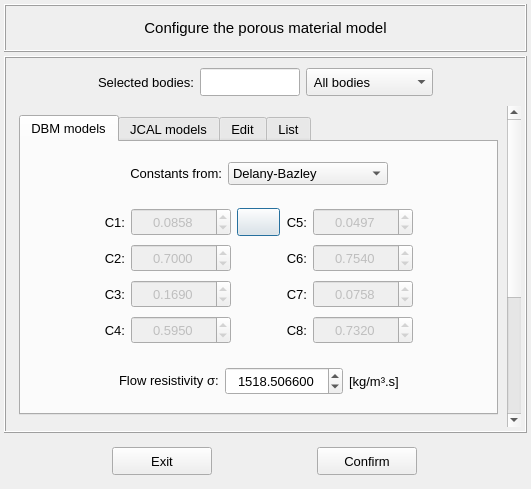
The window that vibra/interface/data/ui_files/model/acoustic/dissipation_models/porous_material_model_inputs.ui (MOPT-UFSC/VIBRA) describes before a commit, drawn with Qt 5.
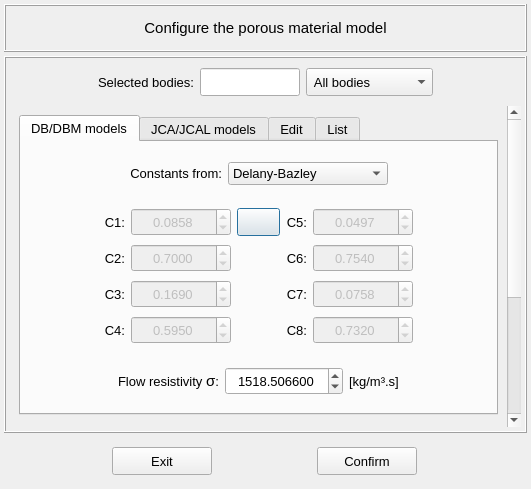
The same window after the commit. Icons and pictures are not drawn.

Patch:
```diff
--- a/vibra/interface/data/ui_files/model/acoustic/dissipation_models/porous_material_model_inputs.ui
+++ b/vibra/interface/data/ui_files/model/acoustic/dissipation_models/porous_material_model_inputs.ui
@@ -266,7 +266,7 @@
           <rect>
            <x>0</x>
            <y>0</y>
-           <width>499</width>
+           <width>494</width>
            <height>540</height>
           </rect>
          </property>
@@ -304,7 +304,7 @@
             </property>
             <widget class="QWidget" name="tab_DBM">
              <attribute name="title">
-              <string>DBM models</string>
+              <string>DB/DBM models</string>
              </attribute>
              <layout class="QGridLayout" name="gridLayout_5">
               <property name="leftMargin">
@@ -877,7 +877,7 @@
                     </font>
                    </property>
                    <property name="text">
-                    <string>&lt;html&gt;&lt;head/&gt;&lt;body&gt;&lt;p&gt;Flow resistivity &amp;sigma;:&lt;/p&gt;&lt;/body&gt;&lt;/html&gt;</string>
+                    <string>&lt;html&gt;&lt;head/&gt;&lt;body&gt;&lt;p&gt;Flow resistivity &lt;span style=&quot; font-size:11pt;&quot;&gt;σ&lt;/span&gt;:&lt;/p&gt;&lt;/body&gt;&lt;/html&gt;</string>
                    </property>
                   </widget>
                  </item>
@@ -1036,7 +1036,7 @@
             </widget>
             <widget class="QWidget" name="tab_JCAL">
              <attribute name="title">
-              <string>JCAL models</string>
+              <string>JCA/JCAL models</string>
              </attribute>
              <layout class="QGridLayout" name="gridLayout_14">
               <property name="leftMargin">
```
Left out of the diff: 2 changed lines with no effect on the pictures.
